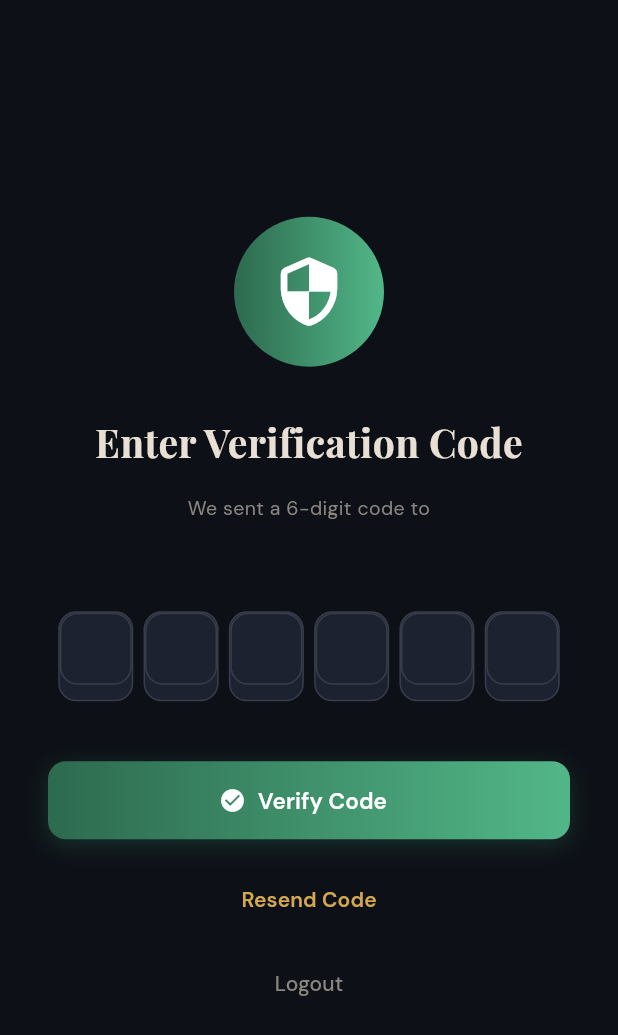
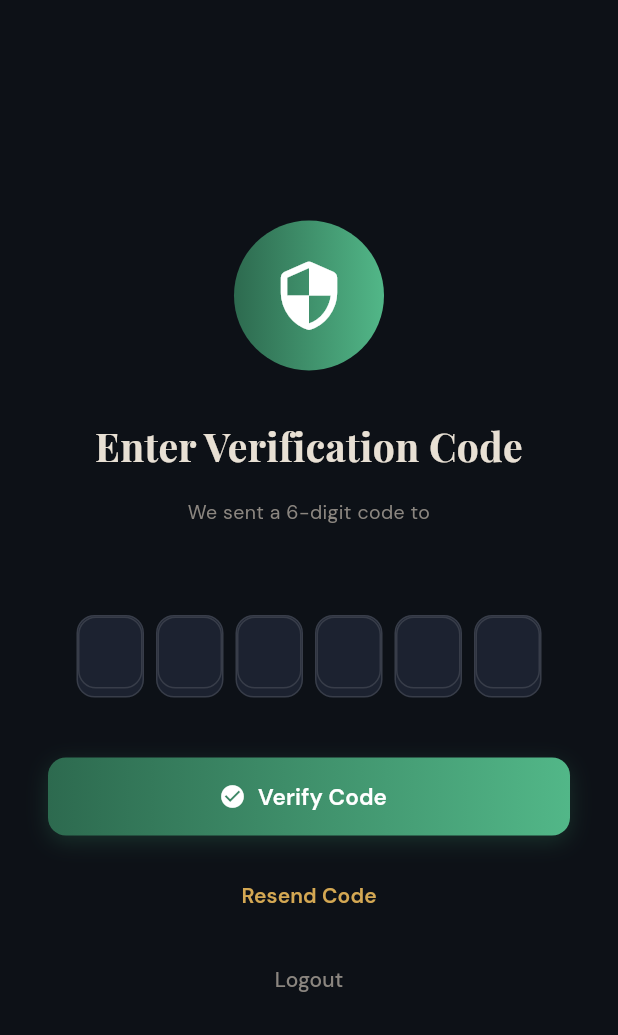
Before and after one commit to Elvin100s/kigali_city_services, a Flutter app: the screen it shows once a user with an empty profile is signed in, on a phone screen of 412 x 824 dp. Shown: the top 1035 px of the screen. Run offline on Flutter 3.47's test engine with Material 3 defaults, Android fonts, the phone set to English and light mode, and no system bars; drawn by our look-alikes of flutter_animate; our stand-ins replace cloud_firestore, firebase_auth, firebase_core, flutter_dotenv, flutter_map, google_fonts and 2 more; accounts and stored records are empty; generated files the repository leaves out were written again.

Commit message:
Fix OTP screen UI overflow issue

```diff
--- a/lib/screens/otp_verification_screen.dart
+++ b/lib/screens/otp_verification_screen.dart
@@ -97,12 +97,13 @@ class _OtpVerificationScreenState extends State<OtpVerificationScreen> {
                   ),
                   const SizedBox(height: 40),
                   Row(
-                    mainAxisAlignment: MainAxisAlignment.spaceEvenly,
+                    mainAxisAlignment: MainAxisAlignment.center,
                     children: List.generate(6, (index) {
                       final hasValue = _controllers[index].text.isNotEmpty;
                       return Container(
-                        width: 50,
-                        height: 60,
+                        width: 45,
+                        height: 55,
+                        margin: const EdgeInsets.symmetric(horizontal: 4),
                         decoration: BoxDecoration(
                           color: kSurface2,
                           borderRadius: BorderRadius.circular(12),
```
Also changed, not shown: 2 other files.
